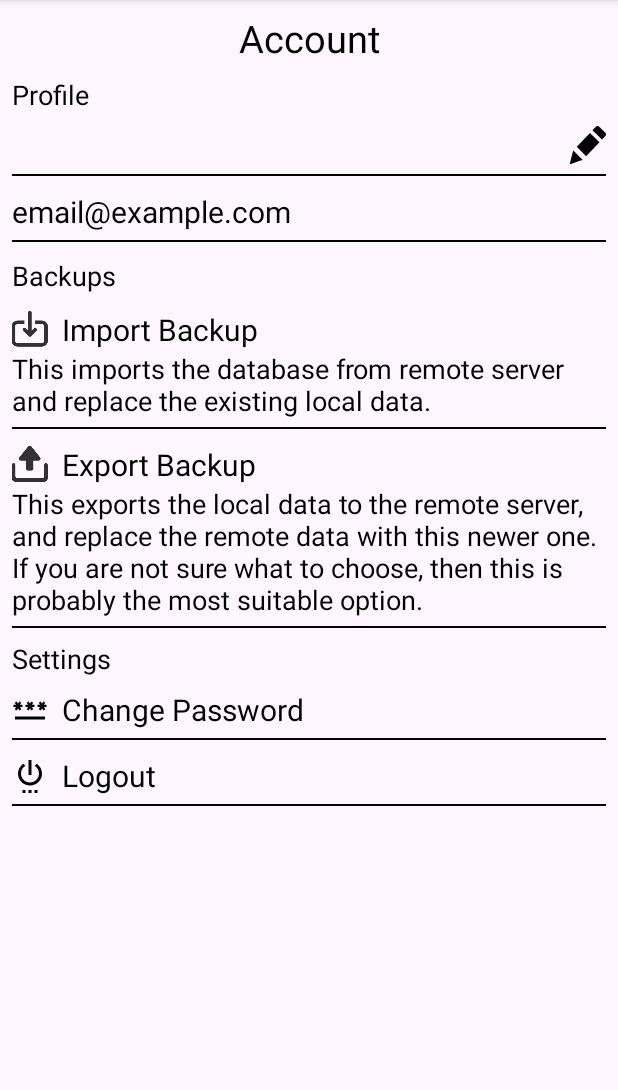
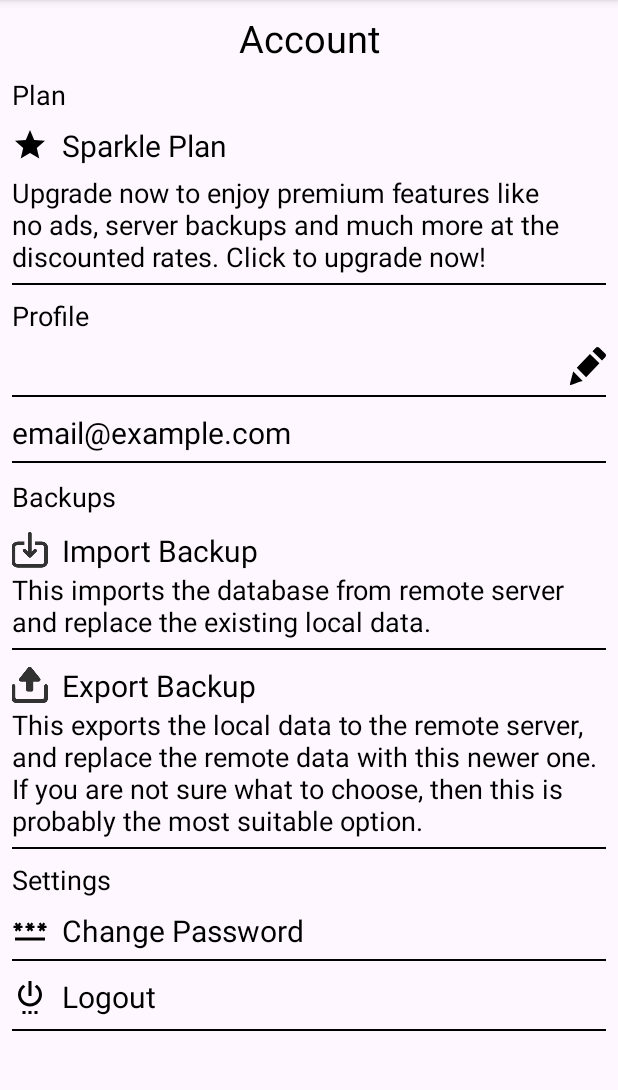
Before and after one commit to joshiashish191/Grocery_Planner, an Android app: the AccountFragment screen opened through its navigation route, on a phone screen of 412 x 824 dp, the part 96-1186 px from its top. Run offline under Robolectric (Android 15) with nearby library versions, the phone set to English and light mode, and no system bars; our stand-ins replace Room's generated code, data binding.

Commit message:
- Finished Accounts page

```diff
--- a/app/src/main/java/net/softglobe/groceryplanner/view/AccountFragment.kt
+++ b/app/src/main/java/net/softglobe/groceryplanner/view/AccountFragment.kt
@@ -40,6 +40,20 @@ class AccountFragment : Fragment() {
 
     private fun initView() {
         preferences = Preferences(activity?.applicationContext!!)
+
+        if (preferences.isPaidUser()) {
+            binding.txtPlanName.apply {
+                setCompoundDrawablesWithIntrinsicBounds(R.drawable.premium_member_icon,0,0,0)
+                text = "  Premium Member"
+            }
+            binding.txtUpgradePlan.text = resources.getText(R.string.already_premium_plan_description)
+        } else {
+            binding.txtPlanName.apply {
+                setCompoundDrawablesWithIntrinsicBounds(R.drawable.star_icon,0,0,0)
+                text = "  Sparkle Plan"
+            }
+            binding.txtUpgradePlan.text = resources.getText(R.string.upgrade_plan_description)
+        }
 
         lifecycleScope.launch {
             try {
--- /dev/null
+++ b/app/src/main/res/drawable/premium_member_icon.xml
@@ -0,0 +1,5 @@
+<vector android:height="24dp" android:tint="#000000"
+    android:viewportHeight="24" android:viewportWidth="24"
+    android:width="24dp" xmlns:android="http://schemas.android.com/apk/res/android">
+    <path android:fillColor="@android:color/white" android:pathData="M22,11h-4.17l3.24,-3.24 -1.41,-1.42L15,11h-2V9l4.66,-4.66 -1.42,-1.41L13,6.17V2h-2v4.17L7.76,2.93 6.34,4.34 11,9v2H9L4.34,6.34 2.93,7.76 6.17,11H2v2h4.17l-3.24,3.24 1.41,1.42L9,13h2v2l-4.66,4.66 1.42,1.41L11,17.83V22h2v-4.17l3.24,3.24 1.42,-1.41L13,15v-2h2l4.66,4.66 1.41,-1.42L17.83,13H22z"/>
+</vector>
--- /dev/null
+++ b/app/src/main/res/drawable/star_icon.xml
@@ -0,0 +1,5 @@
+<vector android:height="24dp" android:tint="#000000"
+    android:viewportHeight="24" android:viewportWidth="24"
+    android:width="24dp" xmlns:android="http://schemas.android.com/apk/res/android">
+    <path android:fillColor="@android:color/white" android:pathData="M12,17.27L18.18,21l-1.64,-7.03L22,9.24l-7.19,-0.61L12,2 9.19,8.63 2,9.24l5.46,4.73L5.82,21z"/>
+</vector>
--- a/app/src/main/res/layout/fragment_account.xml
+++ b/app/src/main/res/layout/fragment_account.xml
@@ -3,11 +3,16 @@
     xmlns:app="http://schemas.android.com/apk/res-auto"
     xmlns:tools="http://schemas.android.com/tools">
 
+    <ScrollView
+        android:layout_width="match_parent"
+        android:layout_height="match_parent"
+        tools:context=".view.AccountFragment">
+
         <androidx.constraintlayout.widget.ConstraintLayout
             android:layout_width="match_parent"
             android:layout_height="match_parent"
             android:layout_margin="8dp"
-        tools:context=".view.AccountFragment">
+            android:paddingBottom="8dp">
 
             <TextView
                 android:id="@+id/account_txt_title"
@@ -19,13 +24,62 @@
                 app:layout_constraintTop_toTopOf="parent" />
 
             <TextView
+                android:id="@+id/plan_txt_subtitle"
+                style="@style/mini_title"
+                android:layout_width="match_parent"
+                android:layout_height="wrap_content"
+                android:layout_marginTop="8dp"
+                android:text="Plan"
+                app:layout_constraintTop_toBottomOf="@+id/account_txt_title" />
+
+            <androidx.constraintlayout.widget.ConstraintLayout
+                android:id="@+id/cl_plan"
+                android:layout_width="match_parent"
+                android:layout_height="wrap_content"
+                app:layout_constraintTop_toBottomOf="@id/plan_txt_subtitle">
+
+                <TextView
+                    android:id="@+id/txt_plan_name"
+                    style="@style/grocery_item_subtitle"
+                    android:layout_width="match_parent"
+                    android:layout_height="wrap_content"
+                    android:layout_marginTop="8dp"
+                    android:clickable="true"
+                    android:focusable="true"
+                    app:layout_constraintTop_toTopOf="parent"
+                    tools:drawableStartCompat="@drawable/star_icon"
+                    tools:text="  Sparkle Plan" />
+
+                <TextView
+                    android:id="@+id/txt_upgrade_plan"
+                    style="@style/mini_title"
+                    android:layout_width="match_parent"
+                    android:layout_height="wrap_content"
+                    android:layout_marginTop="5dp"
+                    android:clickable="true"
+                    android:focusable="true"
+                    app:layout_constraintTop_toBottomOf="@id/txt_plan_name"
+                    tools:text="@string/upgrade_plan_description" />
+
+                <TextView
+                    android:id="@+id/divider_line_0"
+                    android:layout_width="match_parent"
+                    android:layout_height="1dp"
+                    android:layout_marginTop="5dp"
+                    android:layout_marginBottom="5dp"
+                    android:background="@color/black"
+                    app:layout_constraintTop_toBottomOf="@id/txt_upgrade_plan" />
+
+            </androidx.constraintlayout.widget.ConstraintLayout>
+
+            <TextView
                 android:id="@+id/profile_txt_subtitle"
                 style="@style/mini_title"
                 android:layout_width="match_parent"
                 android:layout_height="wrap_content"
+                android:layout_marginTop="8dp"
                 android:text="Profile"
-            app:layout_constraintTop_toBottomOf="@+id/account_txt_title"
-            android:layout_marginTop="8dp"/>
+                app:layout_constraintTop_toBottomOf="@+id/cl_plan" />
 
             <TextView
                 android:id="@+id/txt_name"
@@ -35,9 +89,9 @@
                 android:layout_marginTop="8dp"
                 android:clickable="true"
                 android:focusable="true"
-            tools:text="User Name"
+                app:drawableEndCompat="@drawable/edit_pen_icon"
                 app:layout_constraintTop_toBottomOf="@id/profile_txt_subtitle"
-            app:drawableEndCompat="@drawable/edit_pen_icon" />
+                tools:text="User Name" />
 
             <TextView
                 android:id="@+id/divider_line_1"
@@ -154,9 +208,9 @@
                 style="@style/mini_title"
                 android:layout_width="match_parent"
                 android:layout_height="wrap_content"
+                android:layout_marginTop="8dp"
                 android:text="Settings"
-            app:layout_constraintTop_toBottomOf="@id/divider_line_4"
-            android:layout_marginTop="8dp"/>
+                app:layout_constraintTop_toBottomOf="@id/divider_line_4" />
 
             <TextView
                 android:id="@+id/txt_change_password"
@@ -195,10 +249,11 @@
                 android:id="@+id/divider_line_6"
                 android:layout_width="match_parent"
                 android:layout_height="1dp"
-            android:layout_marginTop="5dp"
+                android:layout_marginTop="8dp"
                 android:layout_marginBottom="5dp"
                 android:background="@color/black"
                 app:layout_constraintTop_toBottomOf="@id/txt_logout" />
 
         </androidx.constraintlayout.widget.ConstraintLayout>
+    </ScrollView>
 </layout>
--- a/app/src/main/res/values/strings.xml
+++ b/app/src/main/res/values/strings.xml
@@ -5,4 +5,6 @@
     <string name="delete_modification_warning">Do you want to delete this modification entry?</string>
     <string name="import_description">This imports the database from remote server and replace the existing local data.</string>
     <string name="export_description">This exports the local data to the remote server, and replace the remote data with this newer one. If you are not sure what to choose, then this is probably the most suitable option.</string>
+    <string name="upgrade_plan_description">Upgrade now to enjoy premium features like no ads, server backups and much more at the discounted rates. Click to upgrade now!</string>
+    <string name="already_premium_plan_description">You are a proud Premium member! Enjoy the prime benefits.</string>
 </resources>
```
Lines whose indentation alone changed are shown as unchanged.
